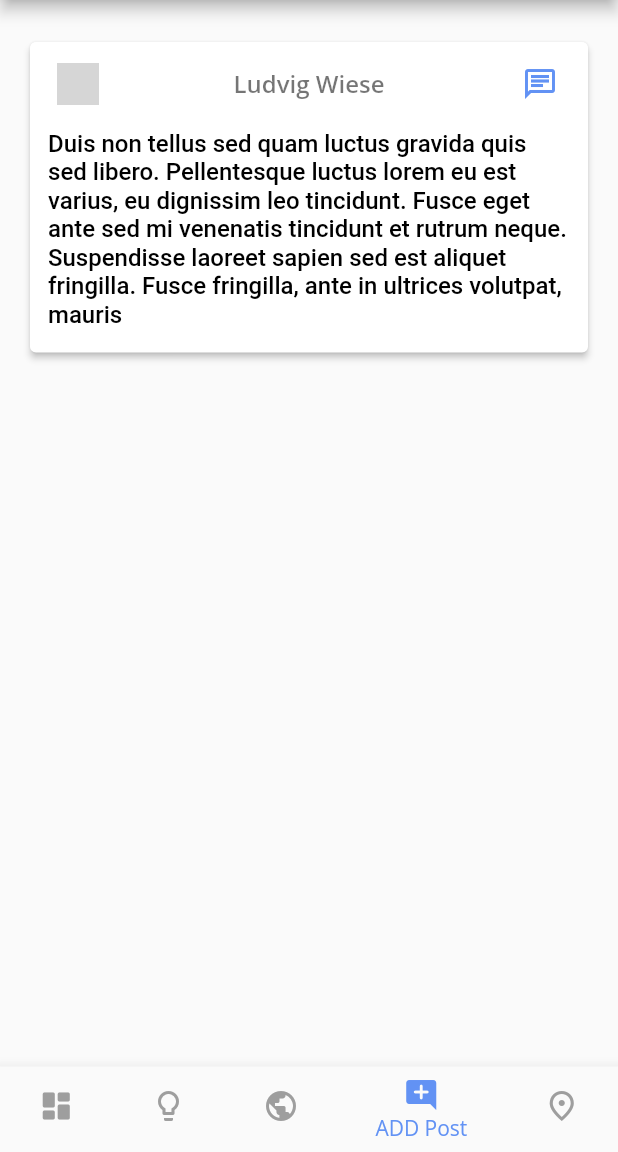
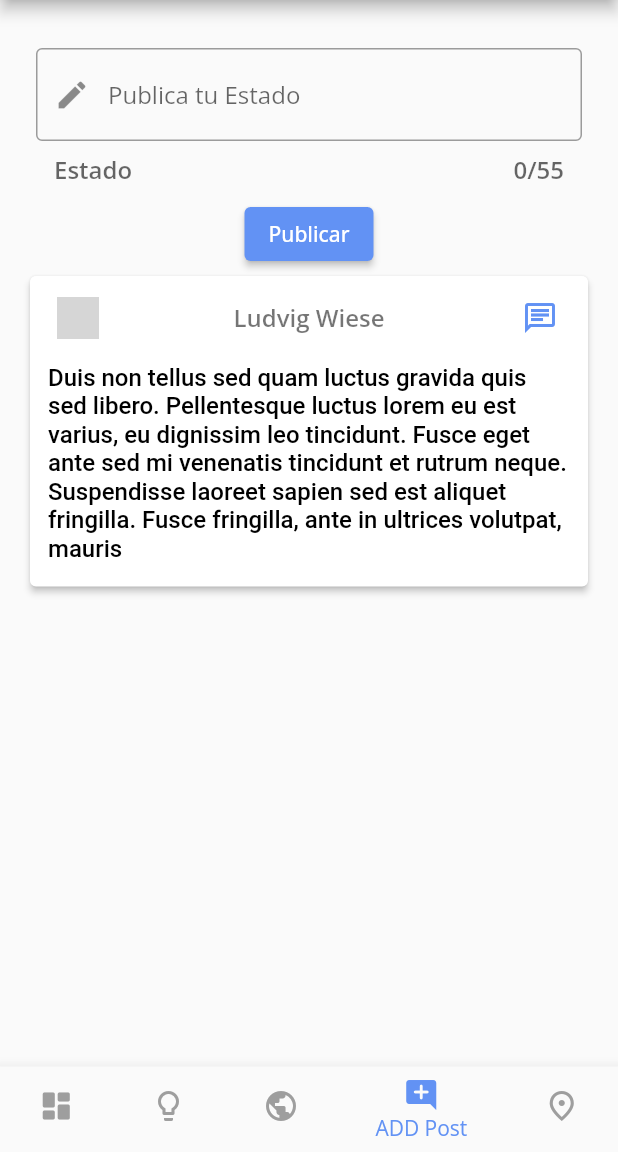
Before and after one commit to AndEsala/Ciclo4, a Flutter app: the ContentPage screen opened by its route, item 4 of the bottom bar chosen, on a phone screen of 412 x 824 dp, the part 84-1236 px from its top. Run offline on Flutter 3.47's test engine with Material 2 defaults, Android fonts, the phone set to English and light mode, and no system bars; our stand-ins replace get, google_fonts; network calls fail; grey boxes are pictures that could not be loaded.

Commit message:
Corrección de Rutas y finalización de pages(Posts)

```diff
--- a/lib/ui/pages/content/Activity/activ_screen.dart
+++ b/lib/ui/pages/content/Activity/activ_screen.dart
@@ -60,9 +60,9 @@ class _State extends State<ActivScreen> {
 
         return Column(
           children: [
-            ContentStates(title: "Chats", states: itemsChats),
-            ContentStates(title: "Notificaciones", states: itemsNotify),
-            ContentStates(title: "Adopción", states: itemsAdop)
+            ContentActy(title: "Chats", states: itemsChats),
+            ContentActy(title: "Notificaciones", states: itemsNotify),
+            ContentActy(title: "Adopción", states: itemsAdop)
           ],
         );
       },
--- a/lib/ui/pages/content/Activity/widgets/type_activ.dart
+++ b/lib/ui/pages/content/Activity/widgets/type_activ.dart
@@ -1,10 +1,10 @@
 import 'package:flutter/material.dart';
 import 'package:red_egresados/ui/pages/content/Activity/widgets/activ_card.dart';
 
-class ContentStates extends StatelessWidget {
+class ContentActy extends StatelessWidget {
   final String title;
   List<Widget> states;
-  ContentStates({required this.title, required this.states});
+  ContentActy({required this.title, required this.states});
 
   @override
   Widget build(BuildContext context) {
--- a/lib/ui/pages/content/post/postScreen.dart
+++ b/lib/ui/pages/content/post/postScreen.dart
@@ -1,6 +1,7 @@
 // ignore_for_file: file_names
 
 import 'package:flutter/material.dart';
+import 'package:red_egresados/ui/pages/content/statesP/widgets/state_edit.dart';
 import 'widget/post_card.dart';
 
 class PostScreen extends StatefulWidget {
@@ -19,13 +20,18 @@ class _State extends State<PostScreen> {
     return ListView.builder(
       itemCount: items.length,
       itemBuilder: (context, index) {
-        return PostCard(
+        return Column(
+          children: [
+            StateEdit(),
+            PostCard(
               title: 'Ludvig Wiese',
               content:
                   'Duis non tellus sed quam luctus gravida quis sed libero. Pellentesque luctus lorem eu est varius, eu dignissim leo tincidunt. Fusce eget ante sed mi venenatis tincidunt et rutrum neque. Suspendisse laoreet sapien sed est aliquet fringilla. Fusce fringilla, ante in ultrices volutpat, mauris ',
               picUrl:
                   'https://www.gravatar.com/avatar/205e460b479e2e5b48aec07710c08d50?s=200',
               onChat: () => {},
+            )
+          ],
         );
       },
     );
--- a/lib/ui/pages/content/statesP/widgets/state_edit.dart
+++ b/lib/ui/pages/content/statesP/widgets/state_edit.dart
@@ -17,7 +17,7 @@ class StateEdit extends StatelessWidget {
           textCapitalization: TextCapitalization.words,
           textAlign: TextAlign.left,
           maxLength: 55,
-          decoration: InputDecoration(
+          decoration: const InputDecoration(
             prefixIcon: Icon(Icons.edit),
             hintText: 'Publica tu Estado',
             helperText: 'Estado',
```
Also changed, not shown: lib/ui/pages/content/statesP/state_screen.dart (+25 -13 lines). Lines whose indentation alone changed are shown as unchanged.
